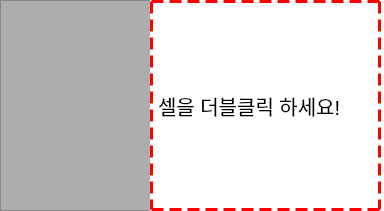
Before: the Qt Designer form third.ui in jeongu-choi/gittt, drawn with Qt 5.
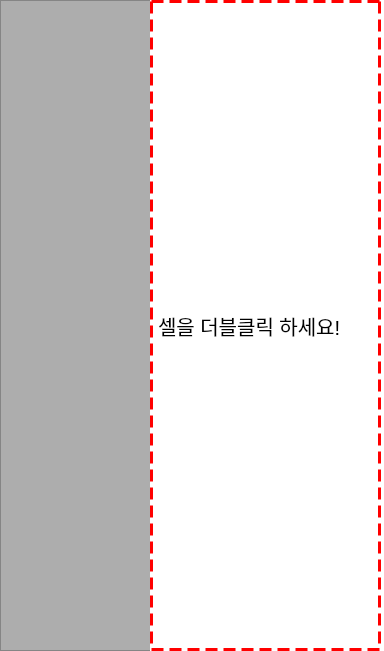
After: the same form once the commit is applied. Icons and pictures are not drawn.

```diff
--- a/third.ui
+++ b/third.ui
@@ -7,7 +7,7 @@
     <x>0</x>
     <y>0</y>
     <width>384</width>
-    <height>211</height>
+    <height>651</height>
    </rect>
   </property>
   <property name="windowTitle">
@@ -22,7 +22,7 @@
      <x>0</x>
      <y>0</y>
      <width>151</width>
-     <height>211</height>
+     <height>651</height>
     </rect>
    </property>
    <property name="styleSheet">
@@ -35,7 +35,7 @@
      <x>150</x>
      <y>0</y>
      <width>231</width>
-     <height>211</height>
+     <height>651</height>
     </rect>
    </property>
    <property name="styleSheet">
```
Left out of the diff: 6 changed lines with no effect on the pictures.
